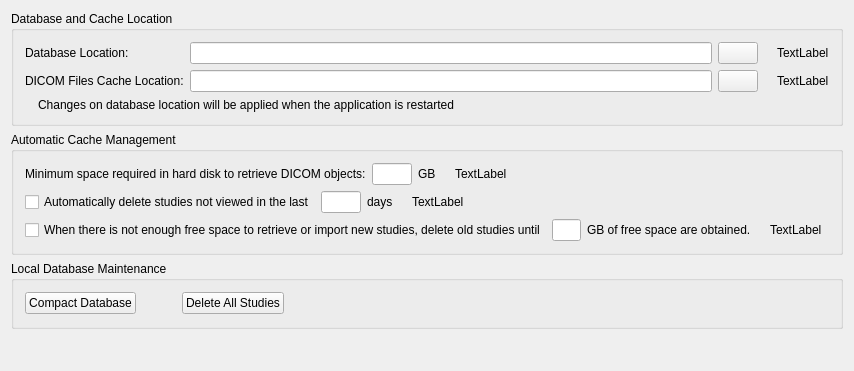
Above: starviewer/src/inputoutput/qlocaldatabaseconfigurationscreenbase.ui from starviewer-medical/starviewer before the change. Below: the same form after it.
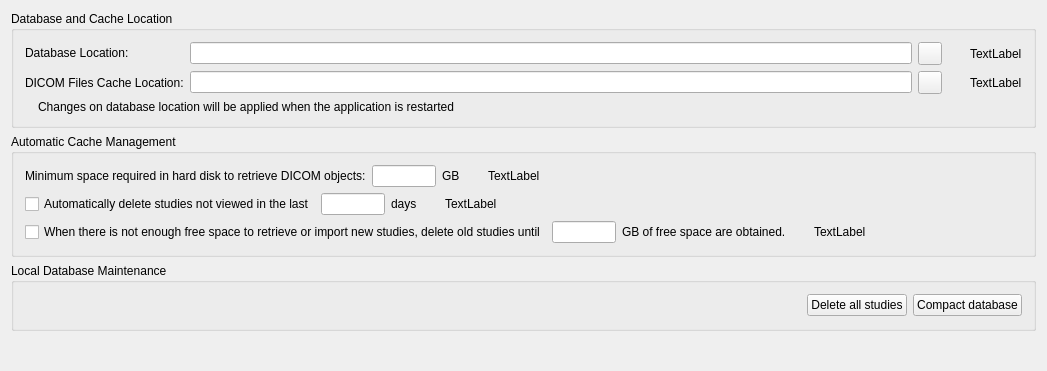
That is the form after the change. Icons and pictures are not drawn.

Commit message:
ENH: Unifying visual style.
Many changes have been carried out in order to improve the style.

QToolButtons have been replaced by QPushButtons in some dialogs.

Some new icons have been added.

Configuration dialog selecto has been modified in order to allow a
better display of the captions.

Diff of the .ui file:
```diff
--- a/starviewer/src/inputoutput/qlocaldatabaseconfigurationscreenbase.ui
+++ b/starviewer/src/inputoutput/qlocaldatabaseconfigurationscreenbase.ui
@@ -6,7 +6,7 @@
    <rect>
     <x>0</x>
     <y>0</y>
-    <width>854</width>
+    <width>1047</width>
     <height>371</height>
    </rect>
   </property>
@@ -66,27 +66,22 @@
         <item row="0" column="1">
          <widget class="QLineEdit" name="m_textDatabaseRoot"/>
         </item>
-        <item row="0" column="2">
-         <widget class="QPushButton" name="m_buttonExaminateDataBase">
-          <property name="toolTip">
-           <string>Examine disk to find the database</string>
-          </property>
-          <property name="text">
-           <string/>
-          </property>
-          <property name="icon">
-           <iconset resource="../main/main.qrc">
-            <normaloff>:/images/icons/document-open.svg</normaloff>:/images/icons/document-open.svg</iconset>
-          </property>
-         </widget>
-        </item>
         <item row="0" column="3">
          <widget class="QLabel" name="m_databasePathWarningIcon">
-          <property name="text">
-           <string/>
+          <property name="minimumSize">
+           <size>
+            <width>16</width>
+            <height>16</height>
+           </size>
           </property>
-          <property name="pixmap">
-           <pixmap resource="../main/main.qrc">:/images/icons/emblem-warning.svg</pixmap>
+          <property name="maximumSize">
+           <size>
+            <width>16</width>
+            <height>16</height>
+           </size>
+          </property>
+          <property name="styleSheet">
+           <string notr="true">image: url(:/images/icons/emblem-warning.svg);</string>
           </property>
          </widget>
         </item>
@@ -117,27 +112,22 @@
           </property>
          </widget>
         </item>
-        <item row="1" column="2">
-         <widget class="QPushButton" name="m_buttonExaminateCacheImage">
-          <property name="toolTip">
-           <string>Examine disk to find the directory to save the retrieved DICOM files</string>
-          </property>
-          <property name="text">
-           <string/>
-          </property>
-          <property name="icon">
-           <iconset resource="../main/main.qrc">
-            <normaloff>:/images/icons/document-open.svg</normaloff>:/images/icons/document-open.svg</iconset>
-          </property>
-         </widget>
-        </item>
         <item row="1" column="3">
          <widget class="QLabel" name="m_cachePathWarningIcon">
-          <property name="text">
-           <string/>
+          <property name="minimumSize">
+           <size>
+            <width>16</width>
+            <height>16</height>
+           </size>
           </property>
-          <property name="pixmap">
-           <pixmap resource="../main/main.qrc">:/images/icons/emblem-warning.svg</pixmap>
+          <property name="maximumSize">
+           <size>
+            <width>16</width>
+            <height>16</height>
+           </size>
+          </property>
+          <property name="styleSheet">
+           <string notr="true">image: url(:/images/icons/emblem-warning.svg);</string>
           </property>
          </widget>
         </item>
@@ -148,6 +138,34 @@
           </property>
          </widget>
         </item>
+        <item row="0" column="2">
+         <widget class="QToolButton" name="m_buttonExaminateDataBase">
+          <property name="toolTip">
+           <string>Examine disk to find the database</string>
+          </property>
+          <property name="text">
+           <string/>
+          </property>
+          <property name="icon">
+           <iconset resource="../main/main.qrc">
+            <normaloff>:/images/icons/document-open.svg</normaloff>:/images/icons/document-open.svg</iconset>
+          </property>
+         </widget>
+        </item>
+        <item row="1" column="2">
+         <widget class="QToolButton" name="m_buttonExaminateCacheImage">
+          <property name="toolTip">
+           <string>Examine disk to find the directory to save the retrieved DICOM files</string>
+          </property>
+          <property name="text">
+           <string/>
+          </property>
+          <property name="icon">
+           <iconset resource="../main/main.qrc">
+            <normaloff>:/images/icons/document-open.svg</normaloff>:/images/icons/document-open.svg</iconset>
+          </property>
+         </widget>
+        </item>
        </layout>
       </item>
       <item row="1" column="0">
@@ -212,7 +230,7 @@
          <widget class="QLineEdit" name="m_textMinimumSpaceRequiredToRetrieve">
           <property name="maximumSize">
            <size>
-            <width>40</width>
+            <width>64</width>
             <height>16777215</height>
            </size>
           </property>
@@ -233,11 +251,20 @@
         </item>
         <item>
          <widget class="QLabel" name="m_minimumSpaceWarningIcon">
-          <property name="text">
-           <string/>
+          <property name="minimumSize">
+           <size>
+            <width>16</width>
+            <height>16</height>
+           </size>
           </property>
-          <property name="pixmap">
-           <pixmap resource="../main/main.qrc">:/images/icons/emblem-warning.svg</pixmap>
+          <property name="maximumSize">
+           <size>
+            <width>16</width>
+            <height>16</height>
+           </size>
+          </property>
+          <property name="styleSheet">
+           <string notr="true">image: url(:/images/icons/emblem-warning.svg);</string>
           </property>
          </widget>
         </item>
@@ -282,7 +309,7 @@
          <widget class="QLineEdit" name="m_textMaximumDaysNotViewed">
           <property name="maximumSize">
            <size>
-            <width>40</width>
+            <width>64</width>
             <height>16777215</height>
            </size>
           </property>
@@ -303,11 +330,20 @@
         </item>
         <item>
          <widget class="QLabel" name="m_deleteNotViewedStudiesWarningIcon">
-          <property name="text">
-           <string/>
+          <property name="minimumSize">
+           <size>
+            <width>16</width>
+            <height>16</height>
+           </size>
           </property>
-          <property name="pixmap">
-           <pixmap resource="../main/main.qrc">:/images/icons/emblem-warning.svg</pixmap>
+          <property name="maximumSize">
+           <size>
+            <width>16</width>
+            <height>16</height>
+           </size>
+          </property>
+          <property name="styleSheet">
+           <string notr="true">image: url(:/images/icons/emblem-warning.svg);</string>
           </property>
          </widget>
         </item>
@@ -346,7 +382,7 @@
          <widget class="QLineEdit" name="m_textSpaceToFreeIfNotEnoughSpaceAvailable">
           <property name="maximumSize">
            <size>
-            <width>35</width>
+            <width>64</width>
             <height>16777215</height>
            </size>
           </property>
@@ -367,11 +403,20 @@
         </item>
         <item>
          <widget class="QLabel" name="m_freeSpaceWarningIcon">
-          <property name="text">
-           <string/>
+          <property name="minimumSize">
+           <size>
+            <width>16</width>
+            <height>16</height>
+           </size>
           </property>
-          <property name="pixmap">
-           <pixmap resource="../main/main.qrc">:/images/icons/emblem-warning.svg</pixmap>
+          <property name="maximumSize">
+           <size>
+            <width>16</width>
+            <height>16</height>
+           </size>
+          </property>
+          <property name="styleSheet">
+           <string notr="true">image: url(:/images/icons/emblem-warning.svg);</string>
           </property>
          </widget>
         </item>
@@ -406,64 +451,46 @@
       <string>Local Database Maintenance</string>
      </property>
      <layout class="QGridLayout" name="gridLayout_3">
+      <item row="0" column="2">
+       <widget class="QPushButton" name="m_buttonCompactDatabase">
+        <property name="toolTip">
+         <string>Compact Database</string>
+        </property>
+        <property name="text">
+         <string>Compact database</string>
+        </property>
+        <property name="icon">
+         <iconset resource="../main/main.qrc">
+          <normaloff>:/images/icons/package.svg</normaloff>:/images/icons/package.svg</iconset>
+        </property>
+       </widget>
+      </item>
       <item row="0" column="0">
-       <layout class="QHBoxLayout">
-        <property name="spacing">
-         <number>6</number>
+       <spacer>
+        <property name="orientation">
+         <enum>Qt::Horizontal</enum>
         </property>
-        <property name="margin">
-         <number>0</number>
+        <property name="sizeHint" stdset="0">
+         <size>
+          <width>20</width>
+          <height>23</height>
+         </size>
         </property>
-        <item>
-         <widget class="QPushButton" name="m_buttonCompactDatabase">
-          <property name="toolTip">
-           <string>Compact Database</string>
-          </property>
-          <property name="text">
-           <string>Compact Database</string>
-          </property>
-         </widget>
-        </item>
-        <item>
-         <spacer>
-          <property name="orientation">
-           <enum>Qt::Horizontal</enum>
-          </property>
-          <property name="sizeType">
-           <enum>QSizePolicy::Preferred</enum>
-          </property>
-          <property name="sizeHint" stdset="0">
-           <size>
-            <width>40</width>
-            <height>20</height>
-           </size>
-          </property>
-         </spacer>
-        </item>
-        <item>
-         <widget class="QPushButton" name="m_buttonDeleteStudies">
-          <property name="toolTip">
-           <string>Delete all studies from the cache</string>
-          </property>
-          <property name="text">
-           <string>Delete All Studies</string>
-          </property>
-         </widget>
-        </item>
-        <item>
-         <spacer>
-          <property name="orientation">
-           <enum>Qt::Horizontal</enum>
-          </property>
-          <property name="sizeHint" stdset="0">
-           <size>
-            <width>20</width>
-            <height>23</height>
-           </size>
-          </property>
-         </spacer>
-        </item>
-       </layout>
+       </spacer>
+      </item>
+      <item row="0" column="1">
+       <widget class="QPushButton" name="m_buttonDeleteStudies">
+        <property name="toolTip">
+         <string>Delete all studies from the cache</string>
+        </property>
+        <property name="text">
+         <string>Delete all studies</string>
+        </property>
+        <property name="icon">
+         <iconset resource="../main/main.qrc">
+          <normaloff>:/images/icons/edit-delete.svg</normaloff>:/images/icons/edit-delete.svg</iconset>
+        </property>
+       </widget>
       </item>
      </layout>
     </widget>
```
Left out of the diff: 13 changed lines with no effect on the pictures. The commit also changes 37 other files.
